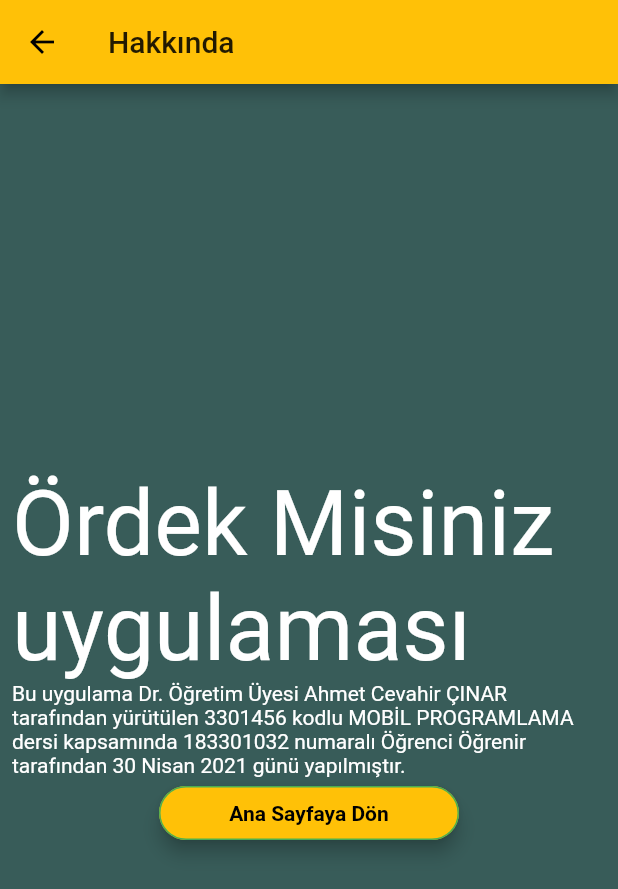
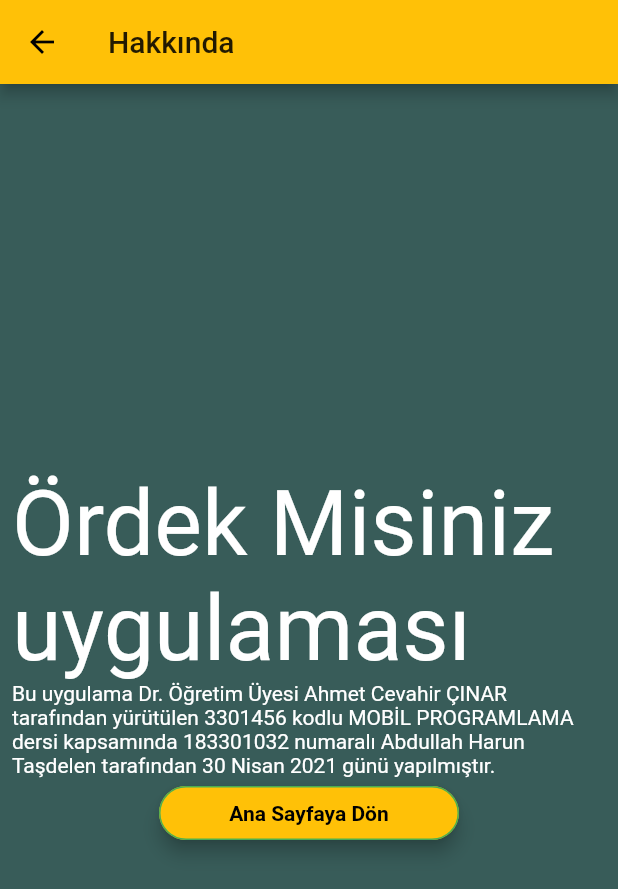
Before and after one commit to harun6384/ordeks, a Flutter app: the Hakkinda screen opened by its route, on a phone screen of 412 x 824 dp. Shown: the top 889 px of the screen. Run offline on Flutter 3.47's test engine with Material 2 defaults, Android fonts, the phone set to English and light mode, and no system bars.

Commit message:
hakkında güncellendi

```diff
--- a/lib/hakkinda.dart
+++ b/lib/hakkinda.dart
@@ -22,7 +22,7 @@ class _HakkindaState extends State<Hakkinda> {
               Text('Ördek Misiniz uygulaması',
                   style: TextStyle(fontSize: 60.0, color: Colors.white)),
               Text(
-                  'Bu uygulama Dr. Öğretim Üyesi Ahmet Cevahir ÇINAR tarafından yürütülen 3301456 kodlu MOBİL PROGRAMLAMA dersi kapsamında 183301032 numaralı Öğrenci Öğrenir tarafından 30 Nisan 2021 günü yapılmıştır.',
+                  'Bu uygulama Dr. Öğretim Üyesi Ahmet Cevahir ÇINAR tarafından yürütülen 3301456 kodlu MOBİL PROGRAMLAMA dersi kapsamında 183301032 numaralı Abdullah Harun Taşdelen tarafından 30 Nisan 2021 günü yapılmıştır.',
                   style: TextStyle(color: Colors.white)),
 
               ButtonTheme(
```
